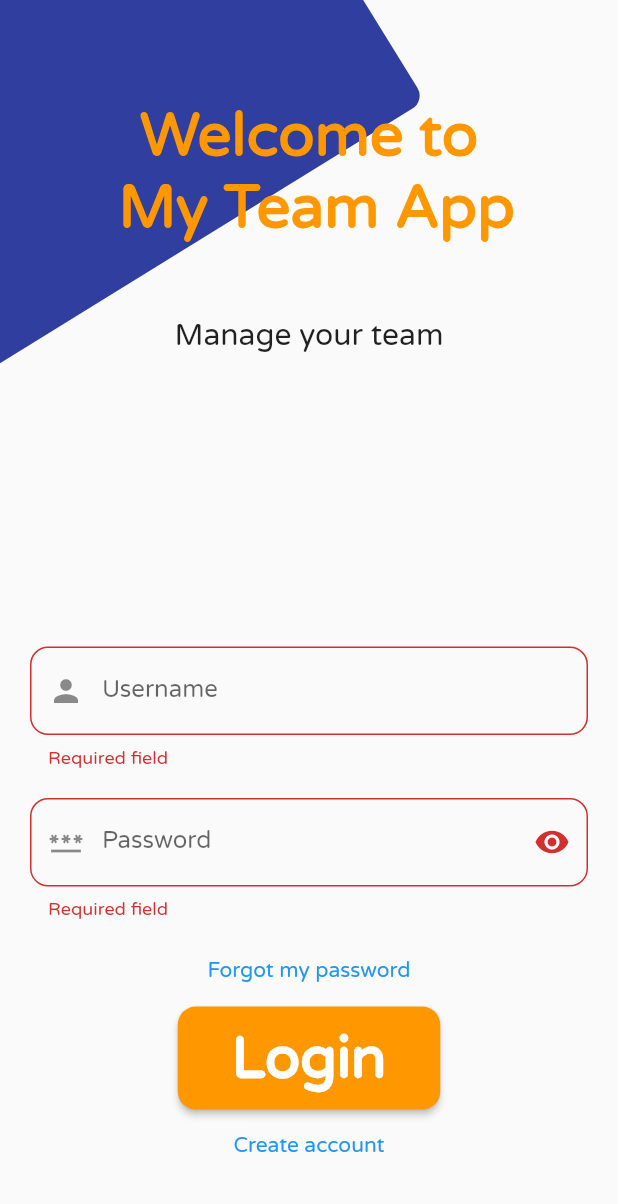
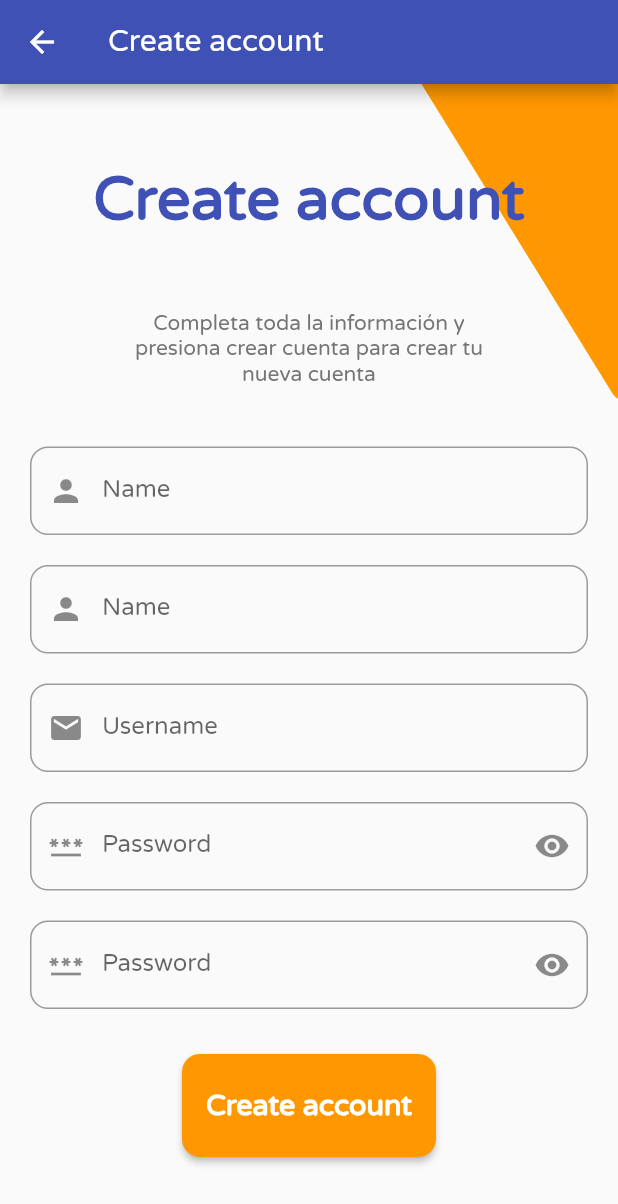
Before and after one commit to carlrey9/my_team_app, a Flutter app: the screen it shows after launch, after a tap on "Login", after a tap on "Create account", on a phone screen of 412 x 824 dp. Shown: the top 1204 px of the screen. Run offline on Flutter 3.47's test engine with Material 2 defaults, Android fonts, the light colour scheme and no system bars; our stand-ins replace animate_do, firebase_auth, firebase_core; accounts and stored records are empty.

Commit message:
update create account desing

```diff
--- a/lib/main.dart
+++ b/lib/main.dart
@@ -3,11 +3,12 @@ import 'package:flutter/material.dart';
 import 'package:flutter_localizations/flutter_localizations.dart';
 import 'package:my_team_app/models/user.dart';
 import 'package:my_team_app/services/providers/pro_login.dart';
+import 'package:my_team_app/util/my_colors.dart';
 import 'package:my_team_app/util/widgets/title_login.dart';
 import 'package:provider/provider.dart';
 
 import 'generated/l10n.dart';
-import 'screens/login/login_screen.dart';
+import 'screens/login/login/login_screen.dart';
 
 void main() => runApp(MyApp());
 
@@ -28,7 +29,10 @@ class MyApp extends StatelessWidget {
               ChangeNotifierProvider(create: (context) => UserProvider()),
             ],
             child: MaterialApp(
-              theme: ThemeData(fontFamily: 'VarelaRound'),
+              theme: ThemeData(
+                fontFamily: 'VarelaRound',
+                primaryColor: MyColors.primaryColor,
+              ),
               debugShowCheckedModeBanner: false,
               home: LoginScreen(),
               localizationsDelegates: [
--- /dev/null
+++ b/lib/screens/login/create_account/create_account.dart
@@ -0,0 +1,252 @@
+import 'dart:ui';
+
+import 'package:animate_do/animate_do.dart';
+import 'package:flutter/material.dart';
+import 'package:my_team_app/util/my_colors.dart';
+import 'package:my_team_app/util/widgets/square.dart';
+import 'package:my_team_app/util/widgets/title_login.dart';
+
+import '../../../generated/l10n.dart';
+import '../../../util/widgets/app_barr_all.dart';
+
+class CreateAccountScreen extends StatefulWidget {
+  const CreateAccountScreen({Key? key}) : super(key: key);
+
+  @override
+  State<CreateAccountScreen> createState() => _CreateAccountScreenState();
+}
+
+class _CreateAccountScreenState extends State<CreateAccountScreen> {
+  double _width = 0.0;
+  double _height = 0.0;
+
+  @override
+  Widget build(BuildContext context) {
+    _defVariables();
+    return Scaffold(
+      appBar: appBarAllTittle(Text(S.of(context).creatteAccount)),
+      body: Stack(
+        children: [
+          _square(),
+          Center(
+            child: Container(
+              child: SingleChildScrollView(
+                child: Column(
+                  children: [
+                    _tittle(),
+                    _hintInformation(
+                        "Completa toda la información y presiona crear cuenta para crear tu nueva cuenta "),
+                    _fieldName(),
+                    _fieldLastname(),
+                    _fieldEmail(),
+                    _fieldPassword(),
+                    _fieldPasswordConfirm(),
+                    _messageError("errorr"),
+                    _btnCreateAccount(),
+                  ],
+                ),
+              ),
+            ),
+          ),
+        ],
+      ),
+    );
+  }
+
+  Widget _square() {
+    return Positioned(
+      left: _width / 3 * 2,
+      top: -_width / 3 * 2,
+      child: Roulette(
+          animate: true,
+          spins: 1,
+          duration: Duration(seconds: 350),
+          child: Square(
+            color: MyColors.acentColor,
+          )),
+    );
+  }
+
+  void _defVariables() {
+    _height = MediaQuery.of(context).size.height;
+    _width = MediaQuery.of(context).size.width;
+  }
+
+  _tittle() {
+    return Container(
+      padding: EdgeInsets.symmetric(
+        horizontal: 10,
+        vertical: 20,
+      ),
+      child: TittleLogin(
+        text: S.of(context).creatteAccount,
+        color: MyColors.primaryColor,
+      ),
+    );
+  }
+
+  _hintInformation(String info) {
+    return Visibility(
+      visible: true,
+      child: Container(
+        decoration: BoxDecoration(
+          borderRadius: BorderRadius.all(
+            Radius.circular(15),
+          ),
+        ),
+        padding: EdgeInsets.all(10),
+        margin: EdgeInsets.symmetric(
+          horizontal: _width / 6,
+          vertical: 20,
+        ),
+        child: Center(
+          child: Text(
+            info,
+            textAlign: TextAlign.center,
+            style: TextStyle(
+              color: MyColors.secundaryText,
+            ),
+          ),
+        ),
+      ),
+    );
+  }
+
+  _fieldName() {
+    return Container(
+      margin: EdgeInsets.symmetric(vertical: 10, horizontal: 20),
+      child: TextFormField(
+        decoration: InputDecoration(
+          prefixIcon: Icon(Icons.person),
+          fillColor: Colors.white,
+          border: new OutlineInputBorder(
+            borderRadius: new BorderRadius.circular(12),
+            borderSide: new BorderSide(),
+          ),
+          label: Text(S.of(context).name),
+        ),
+      ),
+    );
+  }
+
+  _fieldLastname() {
+    return Container(
+      margin: EdgeInsets.symmetric(vertical: 10, horizontal: 20),
+      child: TextFormField(
+        decoration: InputDecoration(
+          prefixIcon: Icon(Icons.person),
+          fillColor: Colors.white,
+          border: new OutlineInputBorder(
+            borderRadius: new BorderRadius.circular(12),
+            borderSide: new BorderSide(),
+          ),
+          label: Text(S.of(context).name),
+        ),
+      ),
+    );
+  }
+
+  _fieldEmail() {
+    return Container(
+      margin: EdgeInsets.symmetric(vertical: 10, horizontal: 20),
+      child: TextFormField(
+        decoration: InputDecoration(
+          prefixIcon: Icon(Icons.email),
+          fillColor: Colors.white,
+          border: new OutlineInputBorder(
+            borderRadius: new BorderRadius.circular(12),
+            borderSide: new BorderSide(),
+          ),
+          label: Text(S.of(context).userName),
+        ),
+      ),
+    );
+  }
+
+  _fieldPassword() {
+    return Container(
+      margin: EdgeInsets.symmetric(vertical: 10, horizontal: 20),
+      child: TextFormField(
+        decoration: InputDecoration(
+          prefixIcon: Icon(Icons.password),
+          suffixIcon: Icon(Icons.remove_red_eye),
+          fillColor: Colors.white,
+          border: new OutlineInputBorder(
+            borderRadius: new BorderRadius.circular(12),
+            borderSide: new BorderSide(),
+          ),
+          label: Text(S.of(context).password),
+        ),
+      ),
+    );
+  }
+
+  _messageError(String info) {
+    return Visibility(
+      visible: false,
+      child: Container(
+        color: Colors.red,
+        padding: EdgeInsets.all(10),
+        margin: EdgeInsets.symmetric(
+          horizontal: _width / 6,
+          vertical: 20,
+        ),
+        child: Text(info),
+      ),
+    );
+  }
+
+  _btnCreateAccount() {
+    return Container(
+      margin: EdgeInsets.all(20),
+      child: MaterialButton(
+        onPressed: () {},
+        shape: RoundedRectangleBorder(
+          borderRadius: BorderRadius.circular(12),
+        ),
+        color: MyColors.acentColor,
+        child: Container(
+          height: _height / 12,
+          width: _width / 3,
+          child: FittedBox(
+            /* child: _proLogin.isCharging
+                ? Container(
+                    padding: EdgeInsets.all(10),
+                    child: CircularProgressIndicator(
+                      color: MyColors.textIcons,
+                    ))
+                : Text(
+                    S.of(context).login,
+                    style: TextStyle(
+                        color: MyColors.textIcons, fontWeight: FontWeight.bold),
+                  ), */
+
+            child: Text(
+              S.of(context).creatteAccount,
+              style: TextStyle(
+                  color: MyColors.textIcons, fontWeight: FontWeight.bold),
+            ),
+          ),
+        ),
+      ),
+    );
+  }
+
+  _fieldPasswordConfirm() {
+    return Container(
+      margin: EdgeInsets.symmetric(vertical: 10, horizontal: 20),
+      child: TextFormField(
+        decoration: InputDecoration(
+          prefixIcon: Icon(Icons.password),
+          suffixIcon: Icon(Icons.remove_red_eye),
+          fillColor: Colors.white,
+          border: new OutlineInputBorder(
+            borderRadius: new BorderRadius.circular(12),
+            borderSide: new BorderSide(),
+          ),
+          label: Text(S.of(context).password),
+        ),
+      ),
+    );
+  }
+}
--- a/lib/screens/login/login_controller.dart
+++ b/lib/screens/login/login/login_controller.dart
@@ -3,8 +3,8 @@ import 'package:my_team_app/generated/l10n.dart';
 import 'package:my_team_app/services/firebase/firestore/crud_user.dart';
 import 'package:provider/provider.dart';
 
-import '../../models/user.dart';
-import '../../services/providers/pro_login.dart';
+import '../../../models/user.dart';
+import '../../../services/providers/pro_login.dart';
 
 class LoginController {
   late ProLogin _proLogin;
--- a/lib/screens/login/login_screen.dart
+++ b/lib/screens/login/login/login_screen.dart
@@ -3,7 +3,8 @@ import 'package:firebase_auth/firebase_auth.dart';
 import 'package:flutter/material.dart';
 import 'package:my_team_app/generated/l10n.dart';
 import 'package:my_team_app/models/user.dart';
-import 'package:my_team_app/screens/login/login_controller.dart';
+import 'package:my_team_app/screens/login/create_account/create_account.dart';
+import 'package:my_team_app/screens/login/login/login_controller.dart';
 import 'package:my_team_app/services/providers/pro_login.dart';
 import 'package:my_team_app/util/my_colors.dart';
 import 'package:my_team_app/util/widgets/square.dart';
@@ -62,7 +63,8 @@ class _LoginScreenState extends State<LoginScreen> {
   Widget _tittle() {
     return Container(
       padding: EdgeInsets.symmetric(vertical: 30),
-      child: TittleLogin(text: S.of(context).welcomeMyTeamApp),
+      child: TittleLogin(
+          text: S.of(context).welcomeMyTeamApp, color: MyColors.acentColor),
     );
   }
 
@@ -144,9 +146,8 @@ class _LoginScreenState extends State<LoginScreen> {
       ),
       color: MyColors.acentColor,
       child: Container(
-        margin: EdgeInsets.symmetric(horizontal: 20),
+        padding: EdgeInsets.symmetric(horizontal: 10),
         height: _height / 12,
-        width: _width / 4,
         child: FittedBox(
           child: _proLogin.isCharging
               ? Container(
@@ -157,7 +158,8 @@ class _LoginScreenState extends State<LoginScreen> {
               : Text(
                   S.of(context).login,
                   style: TextStyle(
-                      color: MyColors.textIcons, fontWeight: FontWeight.bold),
+                    color: MyColors.textIcons,
+                  ),
                 ),
         ),
       ),
@@ -176,7 +178,9 @@ class _LoginScreenState extends State<LoginScreen> {
 
   Widget _btnCreateAccount() {
     return TextButton(
-      onPressed: () {},
+      onPressed: () {
+        _clickCreateAccount();
+      },
       child: Text(S.of(context).creatteAccount),
     );
   }
@@ -186,6 +190,11 @@ class _LoginScreenState extends State<LoginScreen> {
     _width = MediaQuery.of(context).size.width;
     _userProvider = Provider.of<UserProvider>(context);
     _proLogin = Provider.of<ProLogin>(context);
+  }
+
+  void _clickCreateAccount() {
+    Navigator.of(context)
+        .push(MaterialPageRoute(builder: (context) => CreateAccountScreen()));
   }
 }
 
@@ -203,7 +212,9 @@ class SquareLocal extends StatelessWidget {
           animate: true,
           spins: 1,
           duration: Duration(seconds: 350),
-          child: Square()),
+          child: Square(
+            color: MyColors.primaryColor,
+          )),
     );
   }
 }
--- /dev/null
+++ b/lib/util/widgets/app_barr_all.dart
@@ -0,0 +1,15 @@
+import 'package:flutter/material.dart';
+import 'package:my_team_app/util/my_colors.dart';
+
+appBarAll() {
+  return AppBar(
+    backgroundColor: MyColors.primaryColor,
+  );
+}
+
+appBarAllTittle(Widget tittle) {
+  return AppBar(
+    backgroundColor: MyColors.primaryColor,
+    title: tittle,
+  );
+}
--- a/lib/util/widgets/square.dart
+++ b/lib/util/widgets/square.dart
@@ -2,7 +2,8 @@ import 'package:flutter/material.dart';
 import 'package:my_team_app/util/my_colors.dart';
 
 class Square extends StatelessWidget {
-  const Square({Key? key}) : super(key: key);
+  final Color color;
+  const Square({Key? key, required this.color}) : super(key: key);
 
   @override
   Widget build(BuildContext context) {
@@ -14,7 +15,7 @@ class Square extends StatelessWidget {
         width: _width,
         height: _width,
         decoration: BoxDecoration(
-          color: MyColors.darkPrimaryColor,
+          color: this.color,
           borderRadius: BorderRadius.circular(10),
         ),
       ),
--- a/lib/util/widgets/title_login.dart
+++ b/lib/util/widgets/title_login.dart
@@ -3,10 +3,9 @@ import 'package:my_team_app/util/my_colors.dart';
 
 class TittleLogin extends StatelessWidget {
   final String text;
-  const TittleLogin({
-    Key? key,
-    required this.text,
-  }) : super(key: key);
+  final Color color;
+  const TittleLogin({Key? key, required this.text, required this.color})
+      : super(key: key);
 
   @override
   Widget build(BuildContext context) {
@@ -16,7 +15,7 @@ class TittleLogin extends StatelessWidget {
         textAlign: TextAlign.center,
         style: TextStyle(
           fontSize: 40,
-          color: Colors.orange,
+          color: this.color,
           fontWeight: FontWeight.bold,
         ),
       ),
```
Also changed, not shown: lib/screens/login/create_account/create_account_controller.dart (added), lib/screens/login/forgot_password/forgot_password.dart (added), lib/screens/login/forgot_password/fortgot_password_controller.dart (added), lib/screens/login/fortgot_password_controller.dart (deleted).
